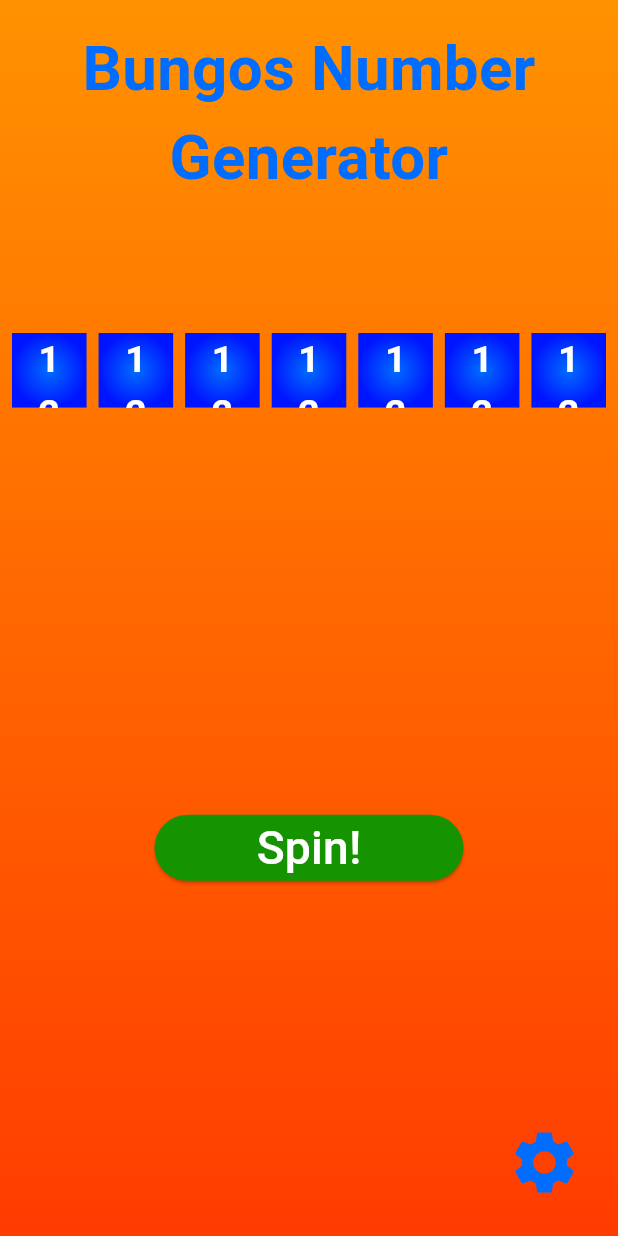
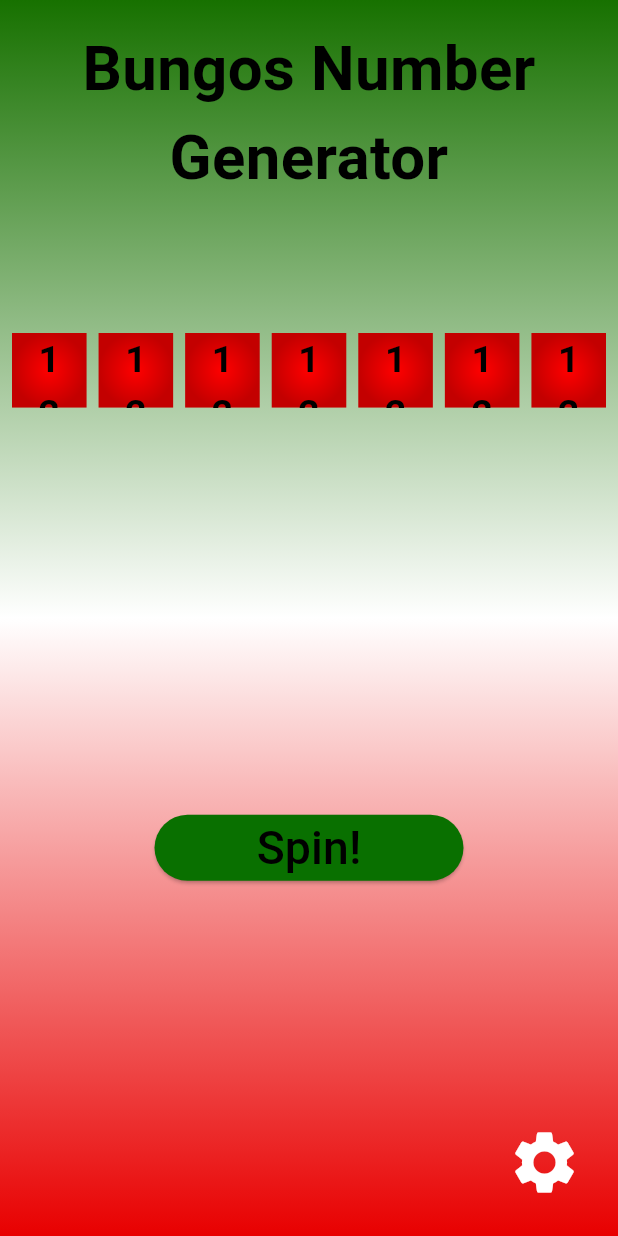
Before and after one commit to nbarudi/simple_number_app, a Flutter app: the screen it shows after launch, on a phone screen of 412 x 824 dp. Run offline on Flutter 3.47's test engine with Material 3 defaults, Android fonts, the phone set to English and light mode, and no system bars.

Commit message:
feat: Green White Red Theme

```diff
--- a/lib/helpers/themes.dart
+++ b/lib/helpers/themes.dart
@@ -3,10 +3,12 @@
 
 import 'dart:ui';
 
-const kprimary = Color(0xFFFF9200);
-const ksecondary = Color(0xFFFF3C00);
-const ktertiery = Color(0xFF006DFF);
-const kfourth = Color(0xFF0015FF);
-const kfifth = Color(0xFF169300);
+const kprimary = Color(0xFF177100);
+const ksecondary = Color(0xFFE80000);
+const ktertiery = Color(0xFFFF0000);
+const kfourth = Color(0xFFC30000);
+const kfifth = Color(0xFF097000);
+const ksixth = Color(0xFFFFFFFF);
+const ktext = Color(0xFF000000);
 
 const spinnerPadding = 8.0;
--- a/lib/views/GameView.dart
+++ b/lib/views/GameView.dart
@@ -89,7 +89,7 @@ class _GameViewPageState extends State<GameViewPage> {
             gradient: LinearGradient(
                 begin: Alignment.topCenter,
                 end: Alignment.bottomCenter,
-                colors: [kprimary, ksecondary])),
+                colors: [kprimary, ksixth, ksecondary])),
         child: Scaffold(
           backgroundColor: Colors.transparent,
           body: Column(
@@ -100,7 +100,7 @@ class _GameViewPageState extends State<GameViewPage> {
                   style: TextStyle(
                       fontWeight: FontWeight.bold,
                       fontSize: width * 0.1,
-                      color: ktertiery)),
+                      color: ktext)),
               const Padding(padding: EdgeInsets.all(40)),
               if (spinners.isNotEmpty)
                 SizedBox(
@@ -132,7 +132,7 @@ class _GameViewPageState extends State<GameViewPage> {
                       style: ElevatedButton.styleFrom(backgroundColor: kfifth),
                       child: Text("Spin!",
                           style: TextStyle(
-                              color: Colors.white,
+                              color: ktext,
                               fontSize: width * 0.5 * 0.15))),
                 ),
               )
@@ -165,7 +165,7 @@ class _GameViewPageState extends State<GameViewPage> {
                 _initializeSpinners();
               },
               iconSize: 50,
-              color: ktertiery,
+              color: ksixth,
               icon: const Icon(Icons.settings)),
         ));
   }
--- a/lib/widgets/SpinnerWidget.dart
+++ b/lib/widgets/SpinnerWidget.dart
@@ -116,7 +116,7 @@ class SpinnerWidgetState extends State<SpinnerWidget> {
                 style: TextStyle(
                   fontSize: widget.width/2,
                   fontWeight: FontWeight.bold,
-                  color: Colors.white,
+                  color: ktext,
                 ),
               ),
             );
--- a/pubspec.yaml
+++ b/pubspec.yaml
@@ -16,7 +16,7 @@ publish_to: 'none' # Remove this line if you wish to publish to pub.dev
 # https://developer.apple.com/library/archive/documentation/General/Reference/InfoPlistKeyReference/Articles/CoreFoundationKeys.html
 # In Windows, build-name is used as the major, minor, and patch parts
 # of the product and file versions while build-number is used as the build suffix.
-version: 1.0.3+1
+version: 1.0.4+1
 
 environment:
   sdk: ^3.5.3
```
